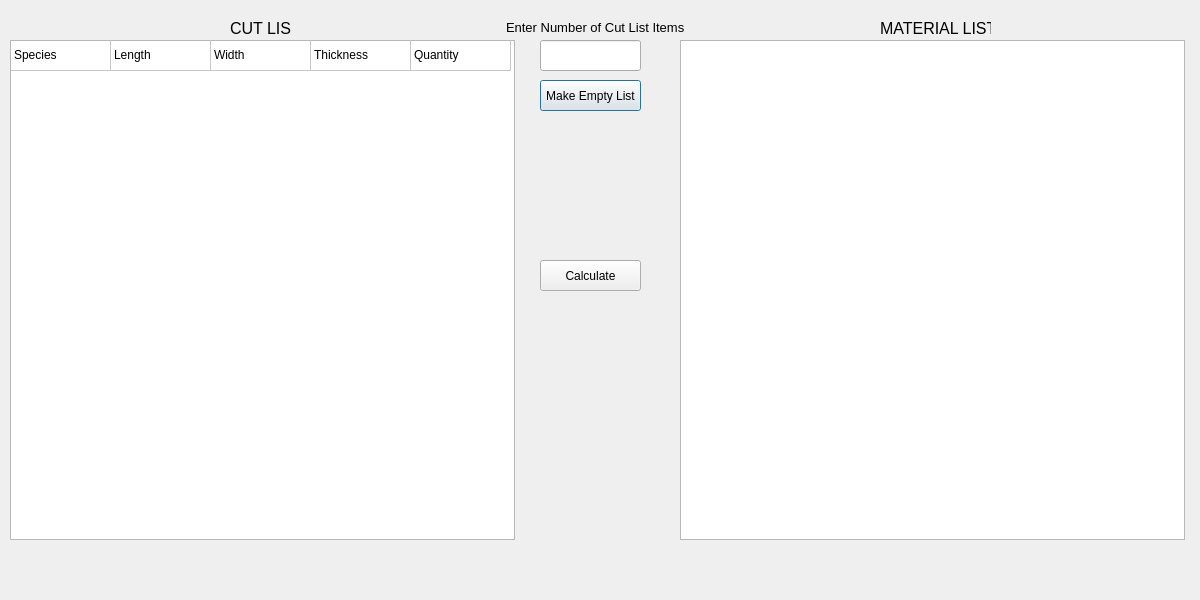
Old version of the form cutlistdialog.ui in the repository EtoDrowsy/CS499.
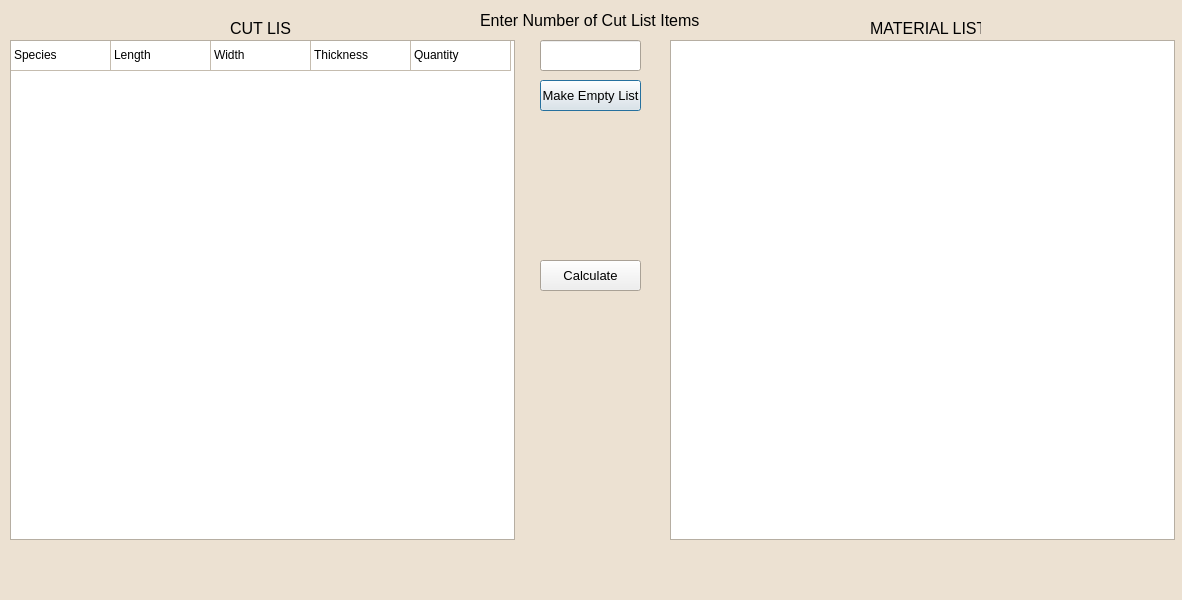
New version of the form.

The edit to the form file:
```diff
--- a/cutlistdialog.ui
+++ b/cutlistdialog.ui
@@ -6,29 +6,62 @@
    <rect>
     <x>0</x>
     <y>0</y>
-    <width>1200</width>
+    <width>1182</width>
     <height>600</height>
    </rect>
   </property>
+  <property name="palette">
+   <palette>
+    <active>
+     <colorrole role="Window">
+      <brush brushstyle="SolidPattern">
+       <color alpha="255">
+        <red>236</red>
+        <green>225</green>
+        <blue>210</blue>
+       </color>
+      </brush>
+     </colorrole>
+    </active>
+    <inactive>
+     <colorrole role="Window">
+      <brush brushstyle="SolidPattern">
+       <color alpha="255">
+        <red>236</red>
+        <green>225</green>
+        <blue>210</blue>
+       </color>
+      </brush>
+     </colorrole>
+    </inactive>
+    <disabled>
+     <colorrole role="Base">
+      <brush brushstyle="SolidPattern">
+       <color alpha="255">
+        <red>236</red>
+        <green>225</green>
+        <blue>210</blue>
+       </color>
+      </brush>
+     </colorrole>
+     <colorrole role="Window">
+      <brush brushstyle="SolidPattern">
+       <color alpha="255">
+        <red>236</red>
+        <green>225</green>
+        <blue>210</blue>
+       </color>
+      </brush>
+     </colorrole>
+    </disabled>
+   </palette>
+  </property>
   <property name="windowTitle">
    <string>Dialog</string>
   </property>
   <property name="locale">
    <locale language="English" country="UnitedStates"/>
   </property>
-  <widget class="QTableWidget" name="materialtable">
-   <property name="geometry">
-    <rect>
-     <x>680</x>
-     <y>40</y>
-     <width>505</width>
-     <height>500</height>
-    </rect>
-   </property>
-   <property name="locale">
-    <locale language="English" country="UnitedStates"/>
-   </property>
-  </widget>
   <widget class="QTableWidget" name="cuttable">
    <property name="geometry">
     <rect>
@@ -103,6 +136,11 @@
      <height>31</height>
     </rect>
    </property>
+   <property name="font">
+    <font>
+     <pointsize>10</pointsize>
+    </font>
+   </property>
    <property name="text">
     <string>Make Empty List</string>
    </property>
@@ -120,15 +158,15 @@
   <widget class="QLabel" name="inputlabel">
    <property name="geometry">
     <rect>
-     <x>506</x>
-     <y>17</y>
-     <width>191</width>
+     <x>480</x>
+     <y>10</y>
+     <width>221</width>
      <height>21</height>
     </rect>
    </property>
    <property name="font">
     <font>
-     <pointsize>10</pointsize>
+     <pointsize>12</pointsize>
     </font>
    </property>
    <property name="text">
@@ -156,7 +194,7 @@
   <widget class="QLabel" name="materiallabel">
    <property name="geometry">
     <rect>
-     <x>880</x>
+     <x>870</x>
      <y>20</y>
      <width>111</width>
      <height>16</height>
@@ -180,10 +218,25 @@
      <height>31</height>
     </rect>
    </property>
+   <property name="font">
+    <font>
+     <pointsize>10</pointsize>
+    </font>
+   </property>
    <property name="text">
     <string>Calculate</string>
    </property>
   </widget>
+  <widget class="QTextBrowser" name="outputTextBrowser">
+   <property name="geometry">
+    <rect>
+     <x>670</x>
+     <y>40</y>
+     <width>505</width>
+     <height>500</height>
+    </rect>
+   </property>
+  </widget>
  </widget>
  <resources/>
  <connections/>
```
